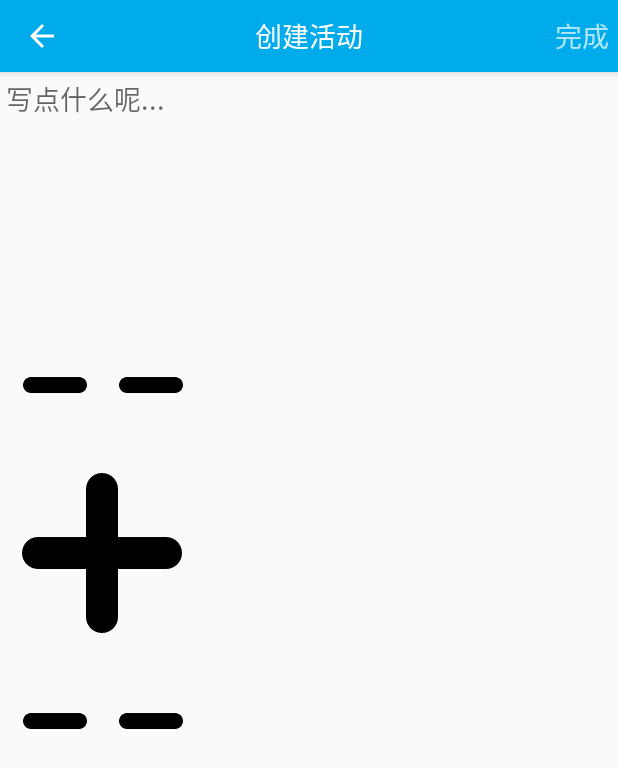
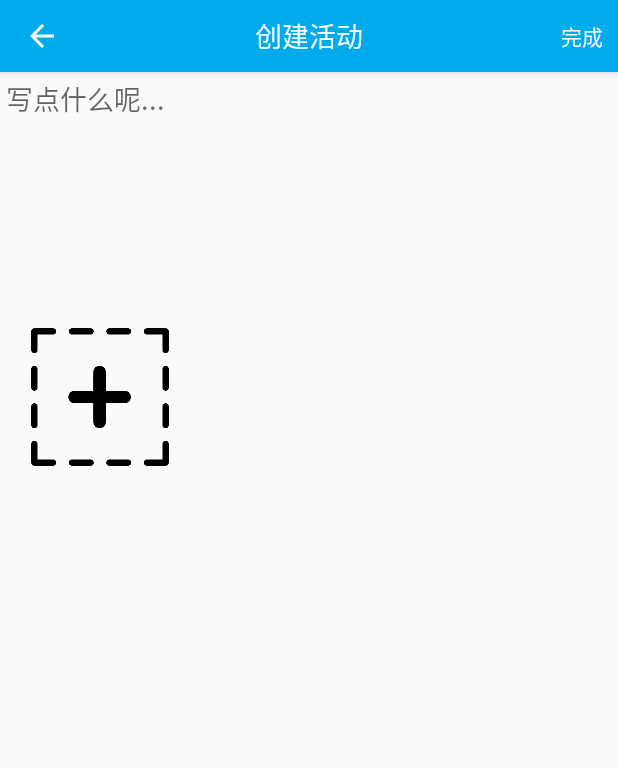
Before and after one commit to Yetland/DayDreaming, an Android app: the CreateActivity screen opened directly, with no data from a screen before it, on a phone screen of 412 x 824 dp. Shown: the top 768 px of the screen. Run offline under Robolectric (Android 15) with nearby library versions, the phone set to English and light mode, and no system bars; our stand-ins replace ButterKnife, CircleImageView, Dagger/Hilt's generated code, Picasso; libraries missing offline, so code that uses them is left out: cn.finalteam.rxgalleryfinal; pictures from the network do not load; 2 statements that could not run were skipped.

Commit message:
图片显示效果的提高

```diff
--- a/app/src/main/java/com/aspire/daydreaming/bundle/myActivity/adapter/MyActivityAdapter.java
+++ b/app/src/main/java/com/aspire/daydreaming/bundle/myActivity/adapter/MyActivityAdapter.java
@@ -117,7 +117,6 @@ public class MyActivityAdapter extends RecyclerView.Adapter<MyActivityAdapter.Ac
                 Picasso.with(itemView.getContext())
                         .load(activityInfo.getCreator().getAvatarUrl())
                         .resize(200, 200)
-                        .centerCrop()
                         .placeholder(R.mipmap.huas)
                         .into(mIvAvatar);
             }
--- a/app/src/main/java/com/aspire/daydreaming/bundle/myActivity/createActivity/adapter/ImageViewAdapter.java
+++ b/app/src/main/java/com/aspire/daydreaming/bundle/myActivity/createActivity/adapter/ImageViewAdapter.java
@@ -146,6 +146,7 @@ public class ImageViewAdapter extends RecyclerView.Adapter<ImageViewAdapter.Imag
         }
 
         public void setData(Bitmap data) {
+            mIvIcon.setLayoutParams(new LinearLayout.LayoutParams(200,200));
             mIvIcon.setImageBitmap(data);
         }
 
@@ -156,7 +157,6 @@ public class ImageViewAdapter extends RecyclerView.Adapter<ImageViewAdapter.Imag
             } else {
                 Picasso.with(itemView.getContext())
                         .load(path)
-                        .centerCrop()
                         .placeholder(R.mipmap.img_custom)
                         .into(mIvIcon);
             }
@@ -169,7 +169,7 @@ public class ImageViewAdapter extends RecyclerView.Adapter<ImageViewAdapter.Imag
                 Picasso.with(itemView.getContext())
                         .load(url)
                         .resize(640, 360)
-                        .centerCrop()
+                        .centerInside()
                         .placeholder(R.mipmap.img_custom)
                         .into(mIvIcon);
             }
--- a/app/src/main/java/com/aspire/daydreaming/core/widget/CustomPagerAdapter.java
+++ b/app/src/main/java/com/aspire/daydreaming/core/widget/CustomPagerAdapter.java
@@ -46,8 +46,6 @@ public class CustomPagerAdapter extends PagerAdapter {
         String imgUrl = url.get(position);
         Picasso.with(context)
                 .load(imgUrl)
-                .resize(640, 360)
-                .centerCrop()
                 .placeholder(R.mipmap.img_custom)
                 .into(iv);
 
--- a/app/src/main/res/layout/include_appbar.xml
+++ b/app/src/main/res/layout/include_appbar.xml
@@ -45,6 +45,8 @@
             android:layout_alignParentRight="true"
             android:layout_alignParentEnd="true"
             android:visibility="gone"
+            android:textSize="14sp"
+            android:textColor="@color/white"
             android:gravity="center_vertical|center_horizontal" />
 
     </RelativeLayout>
--- a/app/src/main/res/layout/item_add_image.xml
+++ b/app/src/main/res/layout/item_add_image.xml
@@ -7,10 +7,10 @@
               android:orientation="vertical">
 
     <ImageView
+        android:layout_margin="4dp"
         android:id="@+id/iv_icon"
         android:layout_width="wrap_content"
         android:layout_height="wrap_content"
-        android:scaleType="centerCrop"
-        android:src="@mipmap/add_img"/>
+        android:scaleType="centerCrop"/>
 
 </LinearLayout>
```
Also changed, not shown: app/src/main/java/com/aspire/daydreaming/bundle/myActivity/image/ImageActivity.java (+9 -16 lines), app/src/main/java/com/aspire/daydreaming/core/service/ImageUploadService.java (added, +49 -0 lines), app/src/main/res/layout/activity_card.xml (+12 -11 lines), 1 other file.
